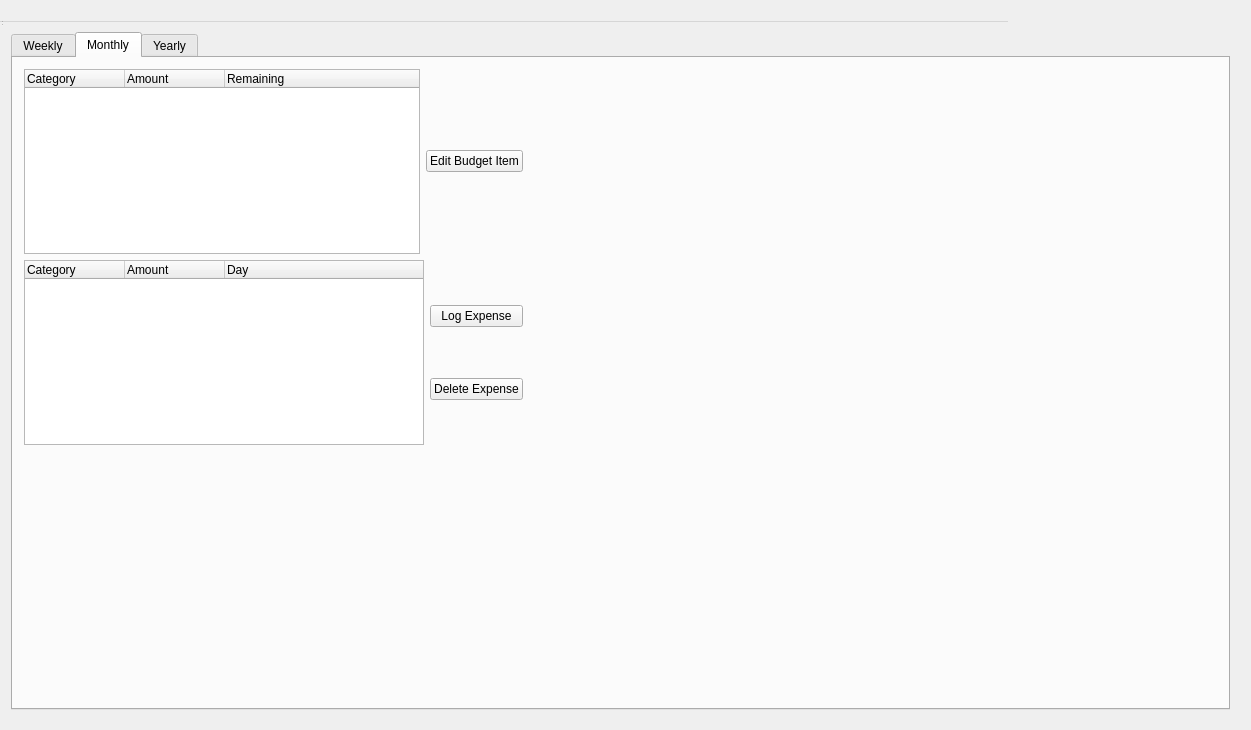
shimks/financial-wealth-management, file src/budgettarget.ui: the form before one commit.
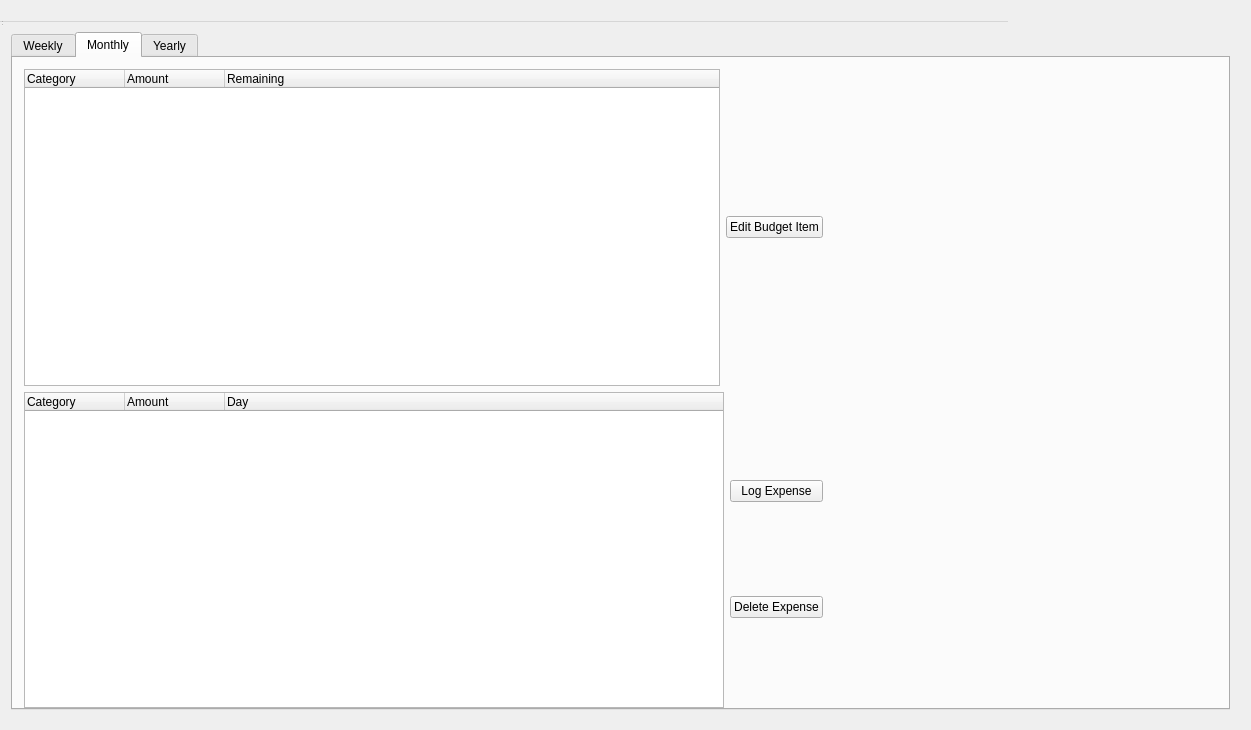
The form after the commit. The open tabs and pages were chosen to show the change.

Commit message: Weekly, monthly, and yearly plots now all respond to logging expenses

What changed in the file:
```diff
--- a/src/budgettarget.ui
+++ b/src/budgettarget.ui
@@ -157,8 +157,8 @@
            <rect>
             <x>0</x>
             <y>0</y>
-            <width>521</width>
-            <height>398</height>
+            <width>821</width>
+            <height>661</height>
            </rect>
           </property>
           <layout class="QVBoxLayout" name="verticalLayout_6">
```
Left out of the diff: 2 changed lines with no effect on the pictures. The commit also changes 2 other files.
